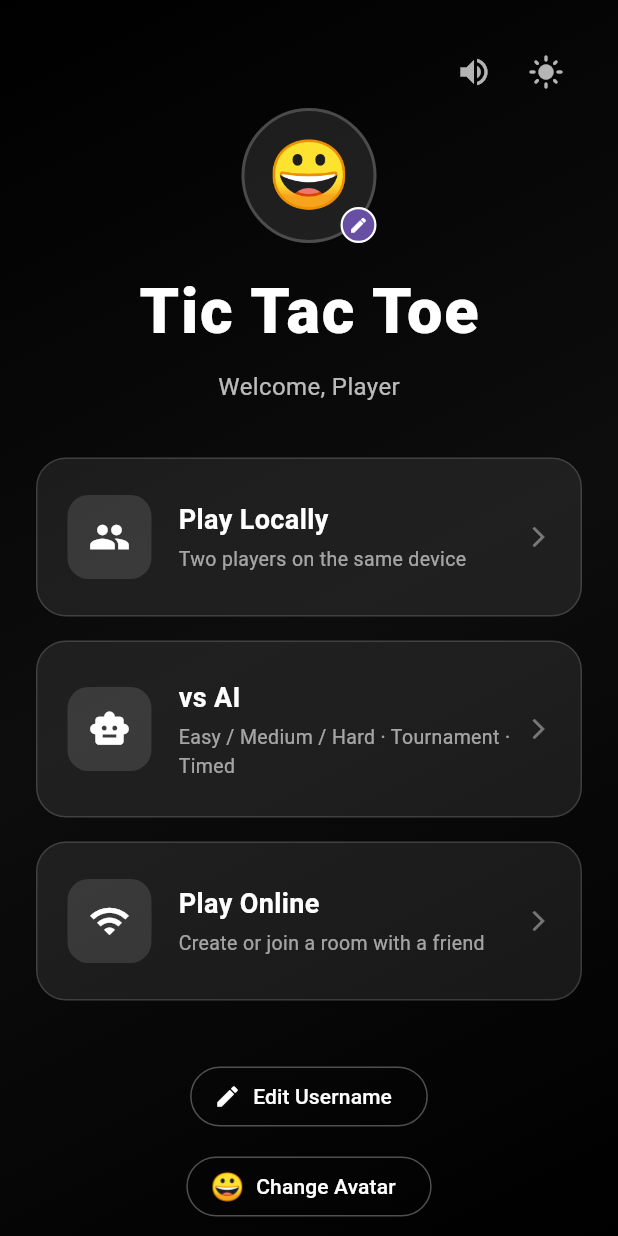
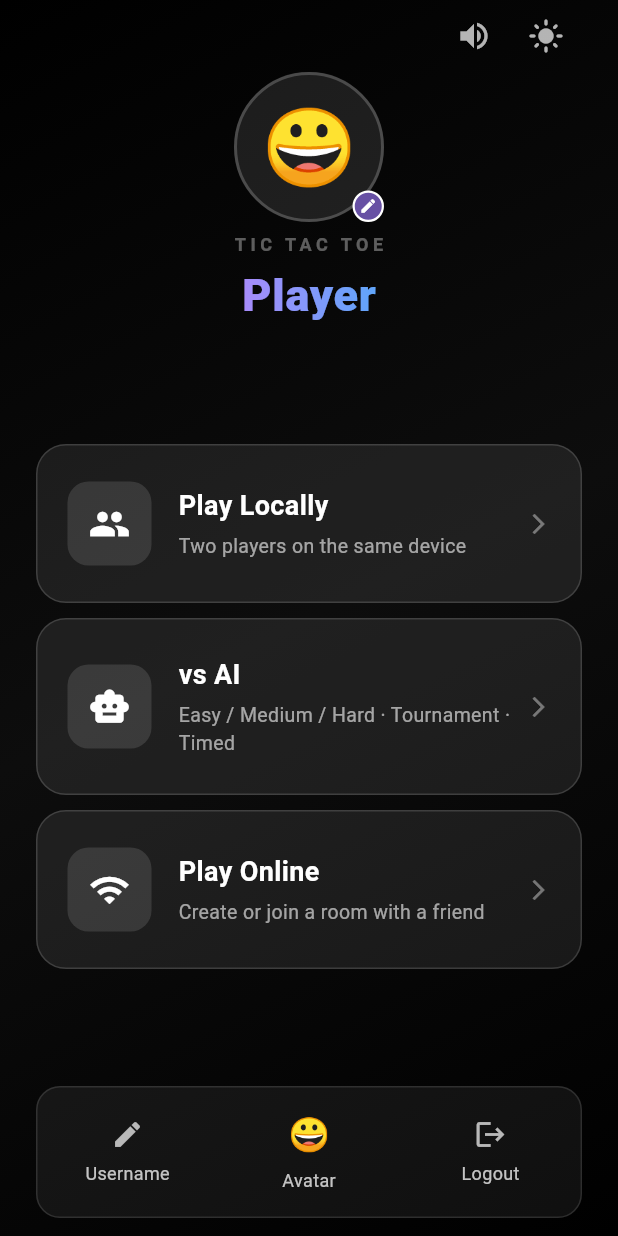
Before and after one commit to shahidkvmdam/tic-tac-toe, a Flutter app: the HomeScreen screen opened directly, on a phone screen of 412 x 824 dp. Run offline on Flutter 3.47's test engine with Material 3 defaults, Android fonts, the phone set to English and light mode, and no system bars; our stand-ins replace audioplayers, cloud_firestore, confetti, firebase_auth, firebase_core, google_sign_in and 2 more; accounts and stored records are empty.

Commit message:
UI improvements: gallery avatar, no-scroll home layout, stylish profile name, faded game title

```diff
--- a/lib/screens/home_screen.dart
+++ b/lib/screens/home_screen.dart
@@ -1,8 +1,10 @@
+import 'dart:io';
 import 'dart:math';
 import 'package:flutter/material.dart';
 import 'package:flutter/services.dart';
 import 'package:provider/provider.dart';
 import 'package:confetti/confetti.dart';
+import 'package:image_picker/image_picker.dart';
 import '../services/auth_service.dart';
 import '../services/theme_service.dart';
 import '../services/sound_service.dart';
@@ -33,22 +35,17 @@ class _HomeScreenState extends State<HomeScreen> {
         width: double.infinity,
         decoration: appBackground(context),
         child: SafeArea(
-          child: Center(
-            child: SingleChildScrollView(
-              padding: const EdgeInsets.all(24),
-              child: ConstrainedBox(
-                constraints: const BoxConstraints(maxWidth: 420),
+          child: Padding(
+            padding: const EdgeInsets.symmetric(horizontal: 24),
             child: Column(
-                  mainAxisAlignment: MainAxisAlignment.center,
               children: [
-                    // Top settings bar
+                // ── Top bar ──────────────────────────────
                 Row(
                   mainAxisAlignment: MainAxisAlignment.end,
                   children: [
-                        // Sound toggle
                     StatefulBuilder(
                       builder: (ctx, setSt) => IconButton(
-                            tooltip: SoundService.instance.enabled ? 'Mute sounds' : 'Enable sounds',
+                        tooltip: SoundService.instance.enabled ? 'Mute' : 'Unmute',
                         icon: Icon(
                           SoundService.instance.enabled ? Icons.volume_up : Icons.volume_off,
                           color: Colors.white70,
@@ -59,7 +56,6 @@ class _HomeScreenState extends State<HomeScreen> {
                         },
                       ),
                     ),
-                        // Theme toggle
                     IconButton(
                       tooltip: themeService.isDark ? 'Light mode' : 'Dark mode',
                       icon: Icon(
@@ -70,125 +66,128 @@ class _HomeScreenState extends State<HomeScreen> {
                     ),
                   ],
                 ),
-                    // Avatar
+
+                // ── Profile section ──────────────────────
                 GestureDetector(
-                      onTap: () => _showAvatarPicker(context),
+                  onTap: () => _showAvatarOptions(context),
                   child: Stack(
                     alignment: Alignment.bottomRight,
                     children: [
                       Container(
-                            width: 90, height: 90,
+                        width: 100, height: 100,
                         decoration: BoxDecoration(
                           color: Colors.white.withValues(alpha: 0.1),
                           shape: BoxShape.circle,
                           border: Border.all(color: Colors.white.withValues(alpha: 0.2), width: 2),
                         ),
-                            child: Center(
-                              child: Text(
-                                AvatarService.instance.selected,
-                                style: const TextStyle(fontSize: 44),
-                              ),
+                        child: ClipOval(
+                          child: AvatarService.instance.hasCustomImage
+                              ? Image.file(File(AvatarService.instance.imagePath!),
+                                  width: 100, height: 100, fit: BoxFit.cover)
+                              : Center(child: Text(AvatarService.instance.selected,
+                                  style: const TextStyle(fontSize: 50))),
                         ),
                       ),
                       Container(
-                            padding: const EdgeInsets.all(4),
+                        padding: const EdgeInsets.all(3),
                         decoration: BoxDecoration(
                           color: const Color(0xFF6750A4),
                           shape: BoxShape.circle,
                           border: Border.all(color: Colors.white, width: 1.5),
                         ),
-                            child: const Icon(Icons.edit, size: 13, color: Colors.white),
+                        child: const Icon(Icons.edit, size: 12, color: Colors.white),
                       ),
                     ],
                   ),
                 ),
-                    const SizedBox(height: 16),
-                    const Text(
-                      'Tic Tac Toe',
+                const SizedBox(height: 6),
+                // Game name — faded
+                Text(
+                  'TIC TAC TOE',
                   style: TextStyle(
-                        fontSize: 42,
-                        fontWeight: FontWeight.w900,
-                        letterSpacing: 1.2,
+                    fontSize: 12,
+                    fontWeight: FontWeight.w600,
+                    letterSpacing: 3,
+                    color: Colors.white.withValues(alpha: 0.35),
+                  ),
+                ),
+                const SizedBox(height: 4),
+                // Player name — big & stylish
+                ShaderMask(
+                  shaderCallback: (bounds) => const LinearGradient(
+                    colors: [Color(0xFFA78BFA), Color(0xFF60A5FA)],
+                  ).createShader(bounds),
+                  child: Text(
+                    displayName,
+                    style: const TextStyle(
+                      fontSize: 30,
+                      fontWeight: FontWeight.w800,
+                      letterSpacing: 0.5,
                       color: Colors.white,
                     ),
                   ),
-                    const SizedBox(height: 8),
-                    Text(
-                      'Welcome, $displayName',
-                      style: TextStyle(
-                        color: Colors.white.withValues(alpha: 0.72),
-                        fontSize: 16,
                 ),
-                    ),
-                    const SizedBox(height: 36),
+
+                const Spacer(),
+
+                // ── Game mode cards ──────────────────────
                 _ModeCard(
                   icon: Icons.people,
                   title: 'Play Locally',
                   subtitle: 'Two players on the same device',
-                      onTap: () {
-                        Navigator.of(context).push(MaterialPageRoute(
-                          builder: (_) => const _LocalGameWrapper(),
-                        ));
-                      },
+                  onTap: () => Navigator.of(context).push(
+                      MaterialPageRoute(builder: (_) => const _LocalGameWrapper())),
                 ),
-                    const SizedBox(height: 16),
+                const SizedBox(height: 10),
                 _ModeCard(
                   icon: Icons.smart_toy,
                   title: 'vs AI',
                   subtitle: 'Easy / Medium / Hard · Tournament · Timed',
-                      onTap: () {
-                        Navigator.of(context).push(MaterialPageRoute(
-                          builder: (_) => const AiGameScreen(),
-                        ));
-                      },
+                  onTap: () => Navigator.of(context).push(
+                      MaterialPageRoute(builder: (_) => const AiGameScreen())),
                 ),
-                    const SizedBox(height: 16),
+                const SizedBox(height: 10),
                 _ModeCard(
                   icon: Icons.wifi,
                   title: 'Play Online',
                   subtitle: 'Create or join a room with a friend',
-                      onTap: () {
-                        Navigator.of(context).push(MaterialPageRoute(
-                          builder: (_) => const LobbyScreen(),
-                        ));
-                      },
+                  onTap: () => Navigator.of(context).push(
+                      MaterialPageRoute(builder: (_) => const LobbyScreen())),
                 ),
-                    const SizedBox(height: 40),
-                    OutlinedButton.icon(
-                      onPressed: () {
-                        Navigator.of(context).push(MaterialPageRoute(
-                          builder: (_) =>
-                              const UsernameScreen(isEditing: true),
-                        ));
-                      },
-                      icon: const Icon(Icons.edit, color: Colors.white),
-                      label: const Text('Edit Username',
-                          style: TextStyle(color: Colors.white)),
-                      style: OutlinedButton.styleFrom(
-                        side: BorderSide(
-                            color: Colors.white.withValues(alpha: 0.3)),
+
+                const Spacer(),
+
+                // ── Bottom action row ────────────────────
+                Container(
+                  margin: const EdgeInsets.only(bottom: 12),
+                  decoration: BoxDecoration(
+                    color: Colors.white.withValues(alpha: 0.06),
+                    borderRadius: BorderRadius.circular(16),
+                    border: Border.all(color: Colors.white.withValues(alpha: 0.12)),
                   ),
+                  padding: const EdgeInsets.symmetric(vertical: 6),
+                  child: Row(
+                    mainAxisAlignment: MainAxisAlignment.spaceEvenly,
+                    children: [
+                      _ProfileAction(
+                        icon: const Icon(Icons.edit, color: Colors.white70, size: 22),
+                        label: 'Username',
+                        onTap: () => Navigator.of(context).push(MaterialPageRoute(
+                            builder: (_) => const UsernameScreen(isEditing: true))),
                       ),
-                    const SizedBox(height: 12),
-                    OutlinedButton.icon(
-                      onPressed: () => _showAvatarPicker(context),
-                      icon: Text(AvatarService.instance.selected,
-                          style: const TextStyle(fontSize: 18)),
-                      label: const Text('Change Avatar', style: TextStyle(color: Colors.white)),
-                      style: OutlinedButton.styleFrom(
-                        side: BorderSide(color: Colors.white.withValues(alpha: 0.3)),
+                      VerticalDivider(width: 1, color: Colors.white.withValues(alpha: 0.15), thickness: 1, indent: 8, endIndent: 8),
+                      _ProfileAction(
+                        icon: Text(AvatarService.instance.selected, style: const TextStyle(fontSize: 22)),
+                        label: 'Avatar',
+                        onTap: () => _showAvatarOptions(context),
                       ),
+                      VerticalDivider(width: 1, color: Colors.white.withValues(alpha: 0.15), thickness: 1, indent: 8, endIndent: 8),
+                      _ProfileAction(
+                        icon: const Icon(Icons.logout, color: Colors.white70, size: 22),
+                        label: 'Logout',
+                        onTap: () async => await authService.logout(),
                       ),
-                    const SizedBox(height: 12),
-                    OutlinedButton.icon(
-                      onPressed: () async {
-                        await authService.logout();
-                      },
-                      icon: const Icon(Icons.logout),
-                      label: const Text('Logout'),
-                      style: OutlinedButton.styleFrom(
-                        side: BorderSide(
-                            color: Colors.white.withValues(alpha: 0.3)),
+                    ],
                   ),
                 ),
               ],
@@ -196,6 +195,47 @@ class _HomeScreenState extends State<HomeScreen> {
           ),
         ),
       ),
+    );
+  }
+
+  void _showAvatarOptions(BuildContext context) {
+    HapticFeedback.mediumImpact();
+    showModalBottomSheet(
+      context: context,
+      backgroundColor: const Color(0xFF1E1B4B),
+      shape: const RoundedRectangleBorder(
+        borderRadius: BorderRadius.vertical(top: Radius.circular(24)),
+      ),
+      builder: (ctx) => Padding(
+        padding: const EdgeInsets.fromLTRB(24, 16, 24, 32),
+        child: Column(
+          mainAxisSize: MainAxisSize.min,
+          children: [
+            Container(width: 40, height: 4,
+              decoration: BoxDecoration(color: Colors.white24, borderRadius: BorderRadius.circular(2))),
+            const SizedBox(height: 20),
+            ListTile(
+              leading: const Icon(Icons.photo_library, color: Colors.white70),
+              title: const Text('Choose from Gallery', style: TextStyle(color: Colors.white)),
+              onTap: () async {
+                Navigator.of(ctx).pop();
+                final picker = ImagePicker();
+                final file = await picker.pickImage(source: ImageSource.gallery, imageQuality: 85);
+                if (file != null) {
+                  await AvatarService.instance.setCustomImage(file.path);
+                  if (mounted) setState(() {});
+                }
+              },
+            ),
+            ListTile(
+              leading: const Text('😀', style: TextStyle(fontSize: 24)),
+              title: const Text('Choose Emoji', style: TextStyle(color: Colors.white)),
+              onTap: () {
+                Navigator.of(ctx).pop();
+                _showAvatarPicker(context);
+              },
+            ),
+          ],
         ),
       ),
     );
@@ -328,6 +368,34 @@ class _ModeCard extends StatelessWidget {
             Icon(Icons.arrow_forward_ios,
                 size: 16, color: Colors.white.withValues(alpha: 0.4)),
           ],
+        ),
+      ),
+    );
+  }
+}
+
+class _ProfileAction extends StatelessWidget {
+  const _ProfileAction({required this.icon, required this.label, required this.onTap});
+  final Widget icon;
+  final String label;
+  final VoidCallback onTap;
+
+  @override
+  Widget build(BuildContext context) {
+    return Expanded(
+      child: InkWell(
+        onTap: onTap,
+        borderRadius: BorderRadius.circular(12),
+        child: Padding(
+          padding: const EdgeInsets.symmetric(vertical: 10),
+          child: Column(
+            mainAxisSize: MainAxisSize.min,
+            children: [
+              icon,
+              const SizedBox(height: 6),
+              Text(label, style: TextStyle(color: Colors.white.withValues(alpha: 0.75), fontSize: 12)),
+            ],
+          ),
         ),
       ),
     );
--- a/lib/services/avatar_service.dart
+++ b/lib/services/avatar_service.dart
@@ -13,14 +13,27 @@ class AvatarService {
   String _selected = '😀';
   String get selected => _selected;
 
+  String? _imagePath;
+  String? get imagePath => _imagePath;
+  bool get hasCustomImage => _imagePath != null && _imagePath!.isNotEmpty;
+
   Future<void> init() async {
     final prefs = await SharedPreferences.getInstance();
     _selected = prefs.getString('avatar') ?? '😀';
+    _imagePath = prefs.getString('avatar_image');
   }
 
   Future<void> setAvatar(String emoji) async {
     _selected = emoji;
+    _imagePath = null;
     final prefs = await SharedPreferences.getInstance();
     await prefs.setString('avatar', emoji);
+    await prefs.remove('avatar_image');
+  }
+
+  Future<void> setCustomImage(String path) async {
+    _imagePath = path;
+    final prefs = await SharedPreferences.getInstance();
+    await prefs.setString('avatar_image', path);
   }
 }
--- a/pubspec.yaml
+++ b/pubspec.yaml
@@ -46,6 +46,7 @@ dependencies:
   confetti: ^0.7.0
   audioplayers: ^6.1.0
   shared_preferences: ^2.3.0
+  image_picker: ^1.1.2
 
 dev_dependencies:
   flutter_test:
```
Also changed, not shown: pubspec.lock, 6 other files. Lines whose indentation alone changed are shown as unchanged.
